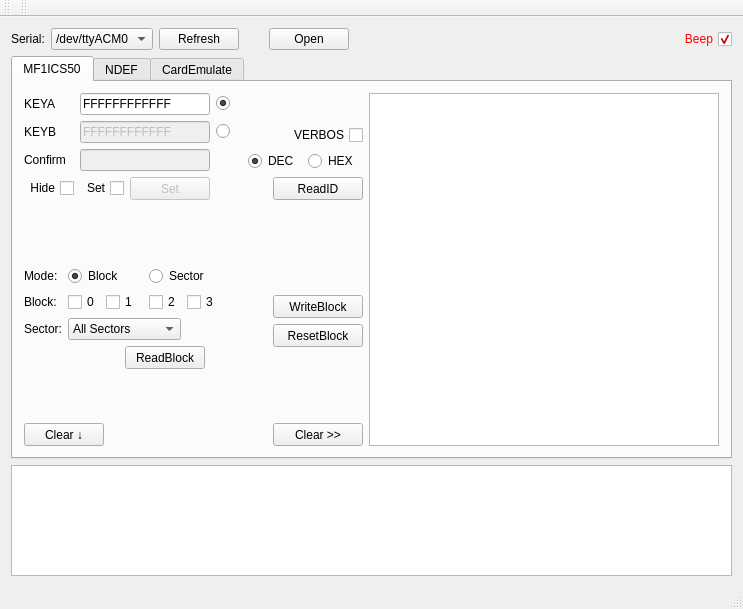
Qt form src/mainwindow.ui (JiapengLi/GNFC) before a commit.
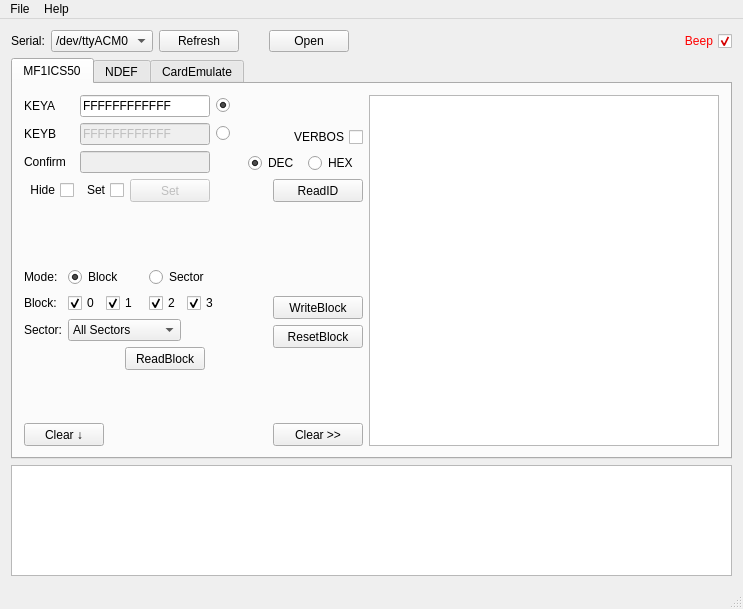
The same form after that commit. The open tabs and pages were chosen to show the change.

Commit message: Adjust log. Add menu. Fix bugs.

```diff
--- a/src/mainwindow.ui
+++ b/src/mainwindow.ui
@@ -448,6 +448,9 @@
             <property name="text">
              <string>0</string>
             </property>
+            <property name="checked">
+             <bool>true</bool>
+            </property>
            </widget>
           </item>
           <item row="1" column="2" colspan="2">
@@ -455,6 +458,9 @@
             <property name="text">
              <string>1</string>
             </property>
+            <property name="checked">
+             <bool>true</bool>
+            </property>
            </widget>
           </item>
           <item row="1" column="4">
@@ -462,6 +468,9 @@
             <property name="text">
              <string>2</string>
             </property>
+            <property name="checked">
+             <bool>true</bool>
+            </property>
            </widget>
           </item>
           <item row="1" column="5" colspan="2">
@@ -469,6 +478,9 @@
             <property name="text">
              <string>3</string>
             </property>
+            <property name="checked">
+             <bool>true</bool>
+            </property>
            </widget>
           </item>
           <item row="2" column="0">
@@ -923,33 +935,35 @@
      <x>0</x>
      <y>0</y>
      <width>739</width>
-     <height>20</height>
+     <height>21</height>
     </rect>
    </property>
-  </widget>
-  <widget class="QToolBar" name="mainToolBar">
-   <property name="enabled">
-    <bool>true</bool>
-   </property>
-   <attribute name="toolBarArea">
-    <enum>TopToolBarArea</enum>
-   </attribute>
-   <attribute name="toolBarBreak">
-    <bool>false</bool>
-   </attribute>
+   <widget class="QMenu" name="menuFile">
+    <property name="title">
+     <string>File</string>
+    </property>
+    <addaction name="actionExit"/>
+   </widget>
+   <widget class="QMenu" name="menuHelp">
+    <property name="title">
+     <string>Help</string>
+    </property>
+    <addaction name="actionAbout"/>
+   </widget>
+   <addaction name="menuFile"/>
+   <addaction name="menuHelp"/>
   </widget>
   <widget class="QStatusBar" name="statusBar"/>
-  <widget class="QToolBar" name="toolBar">
-   <property name="windowTitle">
-    <string>toolBar</string>
+  <action name="actionAbout">
+   <property name="text">
+    <string>About</string>
    </property>
-   <attribute name="toolBarArea">
-    <enum>TopToolBarArea</enum>
-   </attribute>
-   <attribute name="toolBarBreak">
-    <bool>false</bool>
-   </attribute>
-  </widget>
+  </action>
+  <action name="actionExit">
+   <property name="text">
+    <string>Exit</string>
+   </property>
+  </action>
  </widget>
  <layoutdefault spacing="6" margin="11"/>
  <resources/>
```
Left out of the diff: 6 changed lines with no effect on the pictures. The commit also changes 5 other files.
